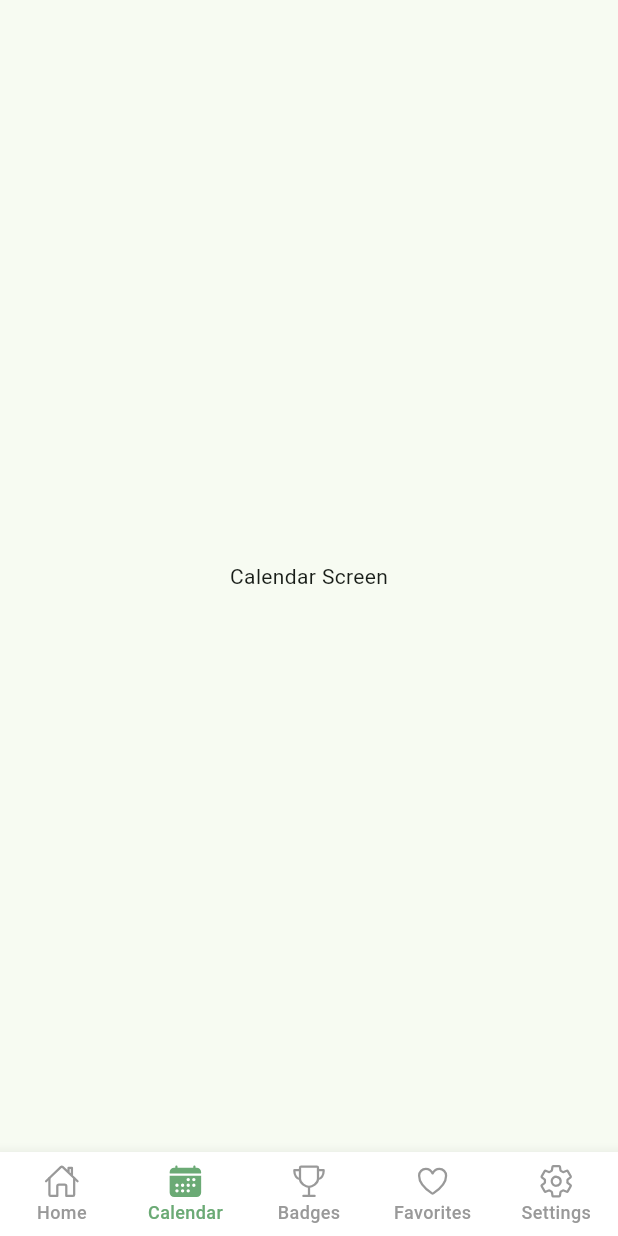
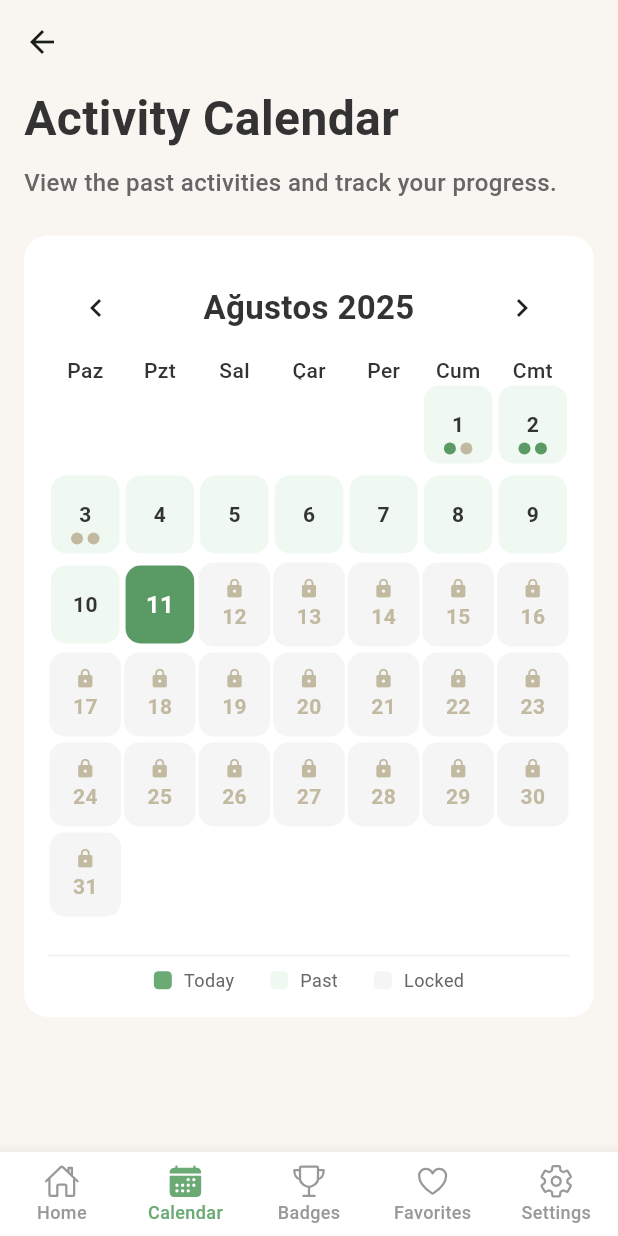
Before and after one commit to mustafayildiz12/play_monti, a Flutter app: the MainTabNavigator screen opened by its route, item 2 of the bottom bar chosen, on a phone screen of 412 x 824 dp. Run offline on Flutter 3.47's test engine with Material 3 defaults, Android fonts, the phone set to English and light mode, and no system bars; drawn by our look-alikes of table_calendar; our stand-ins replace firebase_auth, firebase_core, firebase_database, get, get_storage, google_sign_in and 3 more; accounts and stored records are empty.

Commit message:
Changelog: => calendar page ui done,

```diff
--- a/lib/constants/app_colors.dart
+++ b/lib/constants/app_colors.dart
@@ -11,6 +11,10 @@ class AppColors {
 
   static const Color kButtonColor2 = Color(0xFF92a88f);
 
+  static const Color kCalendarLightGreenColor = Color(0xFFf0f9f1);
+  static const Color kCalendarLockBgColor = Color(0xFFf4f5f4);
+  static const Color kCalendarLockTextColor = Color(0xFFC2B9A1);
+
   static const Color kTitleBlackTextColor = Color(0xFF333333);
   static const Color kSubtitleTextColor = Color(0xFF666666);
 }
--- a/lib/contexts/user_context.dart
+++ /dev/null
@@ -1,20 +0,0 @@
-import 'package:flutter/material.dart';
-import 'package:play_monti/models/user_model.dart';
-
-
-
-class UserProvider extends ChangeNotifier {
-  UserData? _userData;
-
-  UserData? get userData => _userData;
-
-  void setUserData(UserData userData) {
-    _userData = userData;
-    notifyListeners();
-  }
-
-  void clearUserData() {
-    _userData = null;
-    notifyListeners();
-  }
-}
--- a/lib/main.dart
+++ b/lib/main.dart
@@ -3,6 +3,7 @@ import 'package:firebase_core/firebase_core.dart';
 import 'package:flutter/material.dart';
 import 'package:get/get_navigation/src/root/get_material_app.dart';
 import 'package:get_storage/get_storage.dart';
+import 'package:intl/date_symbol_data_local.dart';
 import 'package:play_monti/constants/app_colors.dart';
 import 'package:play_monti/constants/app_constants.dart';
 import 'package:play_monti/constants/app_pages.dart';
@@ -25,6 +26,8 @@ Future<void> main() async {
     GetStorage.init("local"),
     GetStorage.init("info"),
   ]);
+
+  await initializeDateFormatting();
 
   final User? user = authenticationService.getUser();
 
--- /dev/null
+++ b/lib/screens/Calendar/calendar_screen.dart
@@ -0,0 +1,407 @@
+// ignore_for_file: public_member_api_docs, sort_constructors_first
+import 'package:flutter/material.dart';
+import 'package:table_calendar/table_calendar.dart';
+
+import 'package:play_monti/constants/app_colors.dart';
+
+class DailyEvent {
+  final String id;
+  final bool isDone; // true: tamamlandı (yeşil), false: bekliyor (bej)
+  DailyEvent({required this.id, required this.isDone});
+}
+
+class StyledCalendarPage extends StatefulWidget {
+  const StyledCalendarPage({
+    super.key,
+    required this.registrationDate,
+    required this.eventsByDay,
+  });
+
+  final DateTime registrationDate; // kayıt tarihi (saat önemli değil)
+  final Map<DateTime, List<DailyEvent>> eventsByDay; // key: DateTime(y,m,d)
+
+  @override
+  State<StyledCalendarPage> createState() => _StyledCalendarPageState();
+}
+
+class _StyledCalendarPageState extends State<StyledCalendarPage> {
+  static const kText = Color(0xFF333333);
+  static const kMuted = Color(0xFF666666);
+  static const kDotDone = Color(0xFF6BAA75);
+  static const kDotPending = Color(0xFFC2B9A1);
+
+  late DateTime _today;
+  late DateTime _focusedMonth; // ay bazlı kontrol
+  DateTime? _selectedDay;
+
+  @override
+  void initState() {
+    super.initState();
+    _today = _dateOnly(DateTime.now());
+    _focusedMonth = DateTime(_today.year, _today.month, 1);
+    _selectedDay = _today;
+  }
+
+  DateTime _dateOnly(DateTime d) => DateTime(d.year, d.month, d.day);
+
+  bool _isActiveDay(DateTime day) {
+    final d = _dateOnly(day);
+    final start = _dateOnly(widget.registrationDate);
+    return (d.isAtSameMomentAs(start) || d.isAfter(start)) &&
+            (d.isAtSameMomentAs(_today) || d.isBefore(_today)) ||
+        d.isAtSameMomentAs(_today);
+  }
+
+  bool _isFuture(DateTime day) => _dateOnly(day).isAfter(_today);
+
+  List<DailyEvent> _eventsOf(DateTime day) {
+    return widget.eventsByDay[_dateOnly(day)] ?? const [];
+  }
+
+  @override
+  Widget build(BuildContext context) {
+    return Scaffold(
+      backgroundColor: AppColors.appBgColor,
+      appBar: AppBar(
+        backgroundColor: AppColors.appBgColor,
+        surfaceTintColor: Colors.transparent,
+        elevation: 0,
+        // boş başlık; kendi header’ımız var
+      ),
+      body: Column(
+        crossAxisAlignment: CrossAxisAlignment.start,
+        children: [
+          const Padding(
+            padding: EdgeInsets.symmetric(horizontal: 16.0),
+            child: Text(
+              "Activity Calendar",
+              style: TextStyle(
+                  color: AppColors.kTitleBlackTextColor,
+                  fontSize: 32,
+                  fontWeight: FontWeight.bold),
+            ),
+          ),
+          const SizedBox(height: 8),
+          const Padding(
+            padding: EdgeInsets.symmetric(horizontal: 16.0),
+            child: Text(
+              "View the past activities and track your progress.",
+              style: TextStyle(
+                  color: AppColors.kSubtitleTextColor,
+                  fontSize: 16,
+                  fontWeight: FontWeight.w500),
+            ),
+          ),
+          const SizedBox(height: 8),
+          Container(
+            margin: const EdgeInsets.all(16),
+            padding: const EdgeInsets.all(16),
+            decoration: BoxDecoration(
+              color: Colors.white,
+              borderRadius: BorderRadius.circular(16),
+            ),
+            child: Column(
+              mainAxisSize: MainAxisSize.min,
+              children: [
+                TableCalendar<DailyEvent>(
+                  locale: 'tr_TR',
+                  firstDay: DateTime(2010, 1, 1),
+                  lastDay: DateTime(2030, 12, 31),
+                  focusedDay: _focusedMonth,
+                  calendarFormat: CalendarFormat.month,
+                  startingDayOfWeek: StartingDayOfWeek.sunday,
+                  availableGestures: AvailableGestures.horizontalSwipe,
+                  availableCalendarFormats: const {
+                    CalendarFormat.month: 'Month'
+                  },
+                  headerStyle: const HeaderStyle(
+                    titleCentered: true,
+                    titleTextStyle: TextStyle(
+                        color: AppColors.kTitleBlackTextColor,
+                        fontSize: 22,
+                        fontWeight: FontWeight.bold),
+                  ),
+                  daysOfWeekStyle: const DaysOfWeekStyle(
+                    weekdayStyle: TextStyle(
+                        color: AppColors.kTitleBlackTextColor,
+                        fontWeight: FontWeight.w500),
+                    weekendStyle: TextStyle(
+                        color: AppColors.kTitleBlackTextColor,
+                        fontWeight: FontWeight.w500),
+                  ),
+                  headerVisible: true,
+                  daysOfWeekVisible: true,
+                  eventLoader: _eventsOf,
+                  rowHeight: 60,
+                  selectedDayPredicate: (d) => isSameDay(_selectedDay, d),
+                  enabledDayPredicate: (d) => _isActiveDay(d) && !_isFuture(d),
+                  onPageChanged: (fd) => setState(
+                      () => _focusedMonth = DateTime(fd.year, fd.month, 1)),
+                  onDaySelected: (selected, focused) {
+                    if (!_isActiveDay(selected) || _isFuture(selected)) return;
+                    setState(() {
+                      _selectedDay = selected;
+                      _focusedMonth = DateTime(focused.year, focused.month, 1);
+                    });
+                    /*
+                      showModalBottomSheet(
+                        context: context,
+                        builder: (_) => _EventSheet(
+                            day: selected, events: _eventsOf(selected)),
+                      );
+                     */
+                  },
+                  calendarStyle: CalendarStyle(
+                    outsideDaysVisible: false,
+                    cellPadding: EdgeInsets.zero,
+                    tablePadding: EdgeInsets.zero,
+                    markerMargin: EdgeInsets.zero,
+                    cellMargin:
+                        const EdgeInsets.symmetric(horizontal: 2, vertical: 4),
+                    selectedTextStyle: const TextStyle(
+                        color: Colors.white,
+                        fontWeight: FontWeight.w600,
+                        fontSize: 16),
+                    weekendTextStyle: const TextStyle(color: Colors.red),
+                    selectedDecoration: BoxDecoration(
+                      color: AppColors.kLightGreenColor, // zemin şeffaf
+                      shape:
+                          BoxShape.rectangle, // istersen kare de yapabilirsin
+
+                      borderRadius: BorderRadius.circular(10),
+                    ),
+                  ),
+                  calendarBuilders: CalendarBuilders(
+                    defaultBuilder: (ctx, day, _) {
+                      final isToday = isSameDay(day, _today);
+                      return _ActiveDayCell(
+                        day: day,
+                        isToday: isToday,
+                        selected: isSameDay(_selectedDay, day),
+                        events: _eventsOf(day),
+                      );
+                    },
+                    disabledBuilder: (ctx, day, _) {
+                      if (isSameDay(day, _today)) {
+                        return _ActiveDayCell(
+                          day: day,
+                          isToday: true,
+                          selected: isSameDay(_selectedDay, day),
+                          events: _eventsOf(day),
+                        );
+                      }
+                      return _LockedDayCell(day: day);
+                    },
+                    markerBuilder: (ctx, day, events) {
+                      if (events.isEmpty) return const SizedBox.shrink();
+                      final e = events.cast<DailyEvent>().take(2).toList();
+                      return Positioned(
+                        bottom: 10,
+                        left: 0,
+                        right: 0,
+                        child: Row(
+                          mainAxisAlignment: MainAxisAlignment.center,
+                          children: List.generate(e.length, (i) {
+                            final color = e[i].isDone
+                                ? AppColors.kLightGreenColor
+                                : AppColors.kCalendarLockTextColor;
+                            return Container(
+                              width: 8,
+                              height: 8,
+                              margin: EdgeInsets.only(right: i == 0 ? 3 : 0),
+                              decoration: BoxDecoration(
+                                  color: color, shape: BoxShape.circle),
+                            );
+                          }),
+                        ),
+                      );
+                    },
+                  ),
+                ),
+
+                const SizedBox(height: 16),
+                const Divider(color: Color(0xFFF0F0F0)),
+
+                // Legend
+                const Wrap(
+                  alignment: WrapAlignment.center,
+                  spacing: 24,
+                  runSpacing: 8,
+                  children: [
+                    _Legend(
+                        color: AppColors.kDarkGreenColor,
+                        label: 'Today',
+                        textOnColor: true),
+                    _Legend(
+                        color: AppColors.kCalendarLightGreenColor,
+                        label: 'Past'),
+                    _Legend(
+                        color: AppColors.kCalendarLockBgColor, label: 'Locked'),
+                  ],
+                ),
+              ],
+            ),
+          ),
+        ],
+      ),
+    );
+  }
+}
+
+class _ActiveDayCell extends StatelessWidget {
+  const _ActiveDayCell({
+    required this.day,
+    required this.isToday,
+    required this.selected,
+    required this.events,
+  });
+
+  final DateTime day;
+  final bool isToday;
+  final bool selected;
+  final List<DailyEvent> events;
+
+  static const kText = _StyledCalendarPageState.kText;
+
+  @override
+  Widget build(BuildContext context) {
+    final fg = isToday ? Colors.white : kText;
+
+    // Hover benzeri görsel geri bildirim için InkWell kullanıyoruz.
+    return Container(
+      width: 120,
+      height: 60,
+      margin: const EdgeInsets.symmetric(vertical: 4, horizontal: 2),
+      decoration: BoxDecoration(
+        color: AppColors.kCalendarLightGreenColor,
+        borderRadius: BorderRadius.circular(10),
+      ),
+      child: InkWell(
+        onTap: () {}, // tap event TableCalendar’dan geliyor (onDaySelected)
+        borderRadius: BorderRadius.circular(10),
+        splashColor: Colors.black12,
+        child: Stack(
+          alignment: Alignment.center,
+          children: [
+            Text(
+              '${day.day}',
+              style: TextStyle(
+                  color: fg, fontSize: 14, fontWeight: FontWeight.w600),
+            ),
+            // Dot’lar calendarBuilders.markerBuilder ile ekleniyor (Positioned bottom)
+          ],
+        ),
+      ),
+    );
+  }
+}
+
+class _LockedDayCell extends StatelessWidget {
+  const _LockedDayCell({required this.day});
+  final DateTime day;
+
+  @override
+  Widget build(BuildContext context) {
+    return Container(
+      width: 120,
+      height: 60,
+      margin: const EdgeInsets.symmetric(vertical: 2, horizontal: 1),
+      decoration: BoxDecoration(
+        color: AppColors.kCalendarLockBgColor,
+        borderRadius: BorderRadius.circular(10),
+      ),
+      child: Stack(
+        alignment: Alignment.center,
+        children: [
+          Column(
+            mainAxisSize: MainAxisSize.min,
+            children: [
+              const Icon(Icons.lock,
+                  size: 14, color: AppColors.kCalendarLockTextColor),
+              const SizedBox(height: 2),
+              Text(
+                '${day.day}',
+                style: const TextStyle(
+                    color: AppColors.kCalendarLockTextColor,
+                    fontSize: 14,
+                    fontWeight: FontWeight.w600),
+              ),
+            ],
+          ),
+        ],
+      ),
+    );
+  }
+}
+
+class _Legend extends StatelessWidget {
+  const _Legend(
+      {required this.color, required this.label, this.textOnColor = false});
+  final Color color;
+  final String label;
+  final bool textOnColor;
+
+  @override
+  Widget build(BuildContext context) {
+    return Row(
+      mainAxisSize: MainAxisSize.min,
+      children: [
+        Container(
+            width: 12,
+            height: 12,
+            decoration: BoxDecoration(
+                color: color, borderRadius: BorderRadius.circular(3))),
+        const SizedBox(width: 8),
+        Text(label,
+            style: const TextStyle(
+                color: _StyledCalendarPageState.kMuted, fontSize: 12)),
+      ],
+    );
+  }
+}
+
+class _EventSheet extends StatelessWidget {
+  const _EventSheet({required this.day, required this.events});
+  final DateTime day;
+  final List<DailyEvent> events;
+
+  @override
+  Widget build(BuildContext context) {
+    return Padding(
+      padding: EdgeInsets.only(
+          bottom: MediaQuery.of(context).padding.bottom + 16,
+          left: 16,
+          right: 16,
+          top: 12),
+      child: Column(
+        mainAxisSize: MainAxisSize.min,
+        children: [
+          Container(
+              width: 40,
+              height: 4,
+              decoration: BoxDecoration(
+                  color: const Color(0xFFE5E7EB),
+                  borderRadius: BorderRadius.circular(2))),
+          const SizedBox(height: 10),
+          Text('${day.day}.${day.month}.${day.year}',
+              style: Theme.of(context).textTheme.titleMedium),
+          const SizedBox(height: 8),
+          ...events.map((e) => ListTile(
+                dense: true,
+                leading: Icon(
+                    e.isDone
+                        ? Icons.check_circle
+                        : Icons.radio_button_unchecked,
+                    color: e.isDone
+                        ? _StyledCalendarPageState.kDotDone
+                        : _StyledCalendarPageState.kDotPending),
+                title: Text('Event ${e.id}',
+                    style: const TextStyle(fontWeight: FontWeight.w600)),
+                subtitle: Text(e.isDone ? 'Completed' : 'Pending'),
+              )),
+          const SizedBox(height: 8),
+        ],
+      ),
+    );
+  }
+}
--- a/lib/screens/Home/ActivityDetail/activity_detail_page.dart
+++ b/lib/screens/Home/ActivityDetail/activity_detail_page.dart
@@ -11,6 +11,8 @@ class ActivityDetailPage extends StatelessWidget {
     // settings and cast them as ScreenArguments.
     final activity =
         ModalRoute.of(context)!.settings.arguments as ActivityListModel;
+
+    List<String> steps = createSteps(activity.stepByStep);
     return Scaffold(
       backgroundColor: AppColors.appBgColor,
       appBar: AppBar(
@@ -202,12 +204,18 @@ class ActivityDetailPage extends StatelessWidget {
                         color: AppColors.kTitleBlackTextColor,
                       ),
                     ),
-                    customStepItem(
-                        number: "1", title: "Fill the pitcher with water"),
-                    customStepItem(
-                        number: "2", title: "Clean up spills together"),
-                    customStepItem(
-                        number: "3", title: "Fill the pitcher with water"),
+                    ListView.builder(
+                      shrinkWrap: true,
+                      itemCount: steps.length,
+                      itemBuilder: (context, index) {
+                        return Padding(
+                          padding: const EdgeInsets.only(bottom: 16.0),
+                          child: customStepItem(
+                              number: (index + 1).toString(),
+                              title: steps[index]),
+                        );
+                      },
+                    ),
                   ],
                 ),
               ),
@@ -270,8 +278,18 @@ class ActivityDetailPage extends StatelessWidget {
     );
   }
 
-  Row customStepItem({required String number, required String title}) {
-    return Row(
+  List<String> createSteps(String stepByStep) {
+    // Satırlara böl
+    RegExp exp = RegExp(r'\d+\.\s');
+
+    List<String> steps =
+        stepByStep.split(exp).where((e) => e.trim().isNotEmpty).toList();
+
+    return steps;
+  }
+
+  Widget customStepItem({required String number, required String title}) {
+    return Stack(
       children: [
         Container(
           width: 36,
@@ -285,13 +303,20 @@ class ActivityDetailPage extends StatelessWidget {
                 color: Colors.white, fontSize: 16, fontWeight: FontWeight.w600),
           ),
         ),
-        const SizedBox(width: 16),
-        Text(
+        Positioned(
+          left: 48,
+          top: 5,
+          right: 0,
+          child: Text(
             title,
+            maxLines: 3,
+            overflow: TextOverflow.ellipsis,
+            strutStyle: const StrutStyle(height: 1.2, forceStrutHeight: true),
             style: const TextStyle(
               fontSize: 14,
               fontWeight: FontWeight.w500,
               color: AppColors.kTitleBlackTextColor,
+            ),
           ),
         )
       ],
@@ -307,12 +332,14 @@ class ActivityDetailPage extends StatelessWidget {
           size: 16,
         ),
         const SizedBox(width: 16),
-        Text(
+        Expanded(
+          child: Text(
             itemName,
             style: const TextStyle(
               fontSize: 14,
               fontWeight: FontWeight.w500,
               color: AppColors.kTitleBlackTextColor,
+            ),
           ),
         )
       ],
--- a/lib/screens/dummy_screens.dart
+++ b/lib/screens/dummy_screens.dart
@@ -5,16 +5,7 @@ import 'package:play_monti/constants/jsonfiles/48-60.dart';
 import 'package:play_monti/models/activity_list_model.dart';
 import 'package:play_monti/service/database_service.dart';
 
-class CalendarScreen extends StatelessWidget {
-  const CalendarScreen({super.key});
 
-  @override
-  Widget build(BuildContext context) {
-    return const Scaffold(
-      body: Center(child: Text('Calendar Screen')),
-    );
-  }
-}
 
 class BadgesScreen extends StatelessWidget {
   const BadgesScreen({super.key});
--- a/lib/screens/onboarding_flow.dart
+++ b/lib/screens/onboarding_flow.dart
@@ -1,10 +1,7 @@
 import 'package:flutter/material.dart';
 import 'package:get/get.dart';
 import 'package:play_monti/constants/app_colors.dart';
-import 'package:play_monti/models/user_model.dart';
 import 'package:play_monti/service/database_service.dart';
-import 'package:provider/provider.dart';
-import '../contexts/user_context.dart';
 
 class OnboardingFlow extends StatefulWidget {
   const OnboardingFlow({
@@ -62,12 +59,6 @@ class _OnboardingFlowState extends State<OnboardingFlow> {
         _step++;
       });
     } else {
-      final userProvider = Provider.of<UserProvider>(context, listen: false);
-      userProvider.setUserData(UserData(
-        name: _name,
-        language: _language,
-        ageGroup: _ageGroup,
-      ));
 
       databaseService.updateUserTimeData(
           ageActivity: _ageGroup, userName: _name, language: _language);
--- a/lib/screens/tab_screens.dart
+++ b/lib/screens/tab_screens.dart
@@ -1,6 +1,7 @@
 import 'package:flutter/material.dart';
 import 'package:ionicons/ionicons.dart';
 import 'package:play_monti/constants/app_colors.dart';
+import 'package:play_monti/screens/Calendar/calendar_screen.dart';
 import 'package:play_monti/screens/Home/home_screen.dart';
 import 'package:play_monti/screens/dummy_screens.dart';
 import 'package:play_monti/screens/onboarding_flow.dart';
@@ -15,13 +16,26 @@ class MainTabNavigator extends StatefulWidget {
 class _MainTabNavigatorState extends State<MainTabNavigator> {
   int _selectedIndex = 0;
 
-  static final List<Widget> _widgetOptions = <Widget>[
-    const HomeScreen(),
-    const CalendarScreen(),
-    const OnboardingFlow(),
-    const FavoritesScreen(),
-    const SettingsScreen(),
-  ];
+  // Örneğin bir yerde çağır:
+  static final registration = DateTime(2025, 8, 1);
+
+  static DateTime d(int y, int m, int d) => DateTime(y, m, d);
+
+  static Map<DateTime, List<DailyEvent>> sampleEvents = {
+    d(2025, 8, 1): [
+      DailyEvent(id: '1A', isDone: true),
+      DailyEvent(id: '1B', isDone: false)
+    ],
+    d(2025, 8, 2): [
+      DailyEvent(id: '2A', isDone: true),
+      DailyEvent(id: '2B', isDone: true)
+    ],
+    d(2025, 8, 3): [
+      DailyEvent(id: '3A', isDone: false),
+      DailyEvent(id: '3B', isDone: false)
+    ],
+    // ... her aktif gün için 2 event
+  };
 
   void _onItemTapped(int index) {
     setState(() {
@@ -31,8 +45,18 @@ class _MainTabNavigatorState extends State<MainTabNavigator> {
 
   @override
   Widget build(BuildContext context) {
+    List<Widget> widgetOptions = <Widget>[
+      const HomeScreen(),
+      StyledCalendarPage(
+        registrationDate: registration,
+        eventsByDay: sampleEvents,
+      ),
+      const OnboardingFlow(),
+      const FavoritesScreen(),
+      const SettingsScreen(),
+    ];
     return Scaffold(
-      body: _widgetOptions[_selectedIndex],
+      body: widgetOptions[_selectedIndex],
       bottomNavigationBar: BottomNavigationBar(
         type: BottomNavigationBarType.fixed,
         backgroundColor: Colors.white,
--- a/pubspec.yaml
+++ b/pubspec.yaml
@@ -40,9 +40,10 @@ dependencies:
   get: ^4.6.6
   get_storage: ^2.1.1
 
-  provider: ^6.1.1
   smooth_page_indicator: ^1.2.1
   crypto: ^3.0.6
+  table_calendar: ^3.2.0
+  intl: ^0.20.2
 
   firebase_core: ^4.0.0
   firebase_auth: ^6.0.0
```
Also changed, not shown: pubspec.lock. Lines whose indentation alone changed are shown as unchanged.
